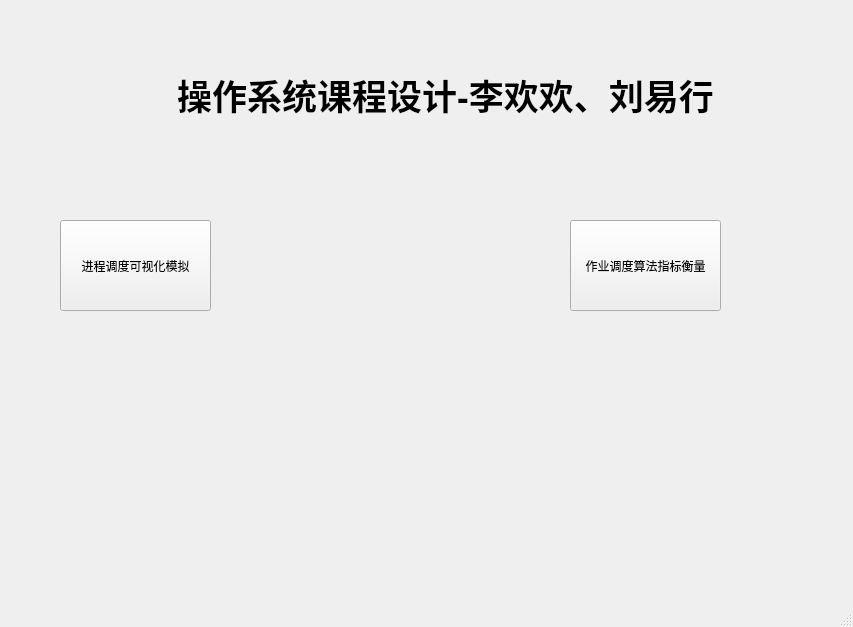
This is osdesign.ui in EASYGOING45/Kylin-CTenet-OS_Design as Qt 5 draws it before an edit. The edited form follows.
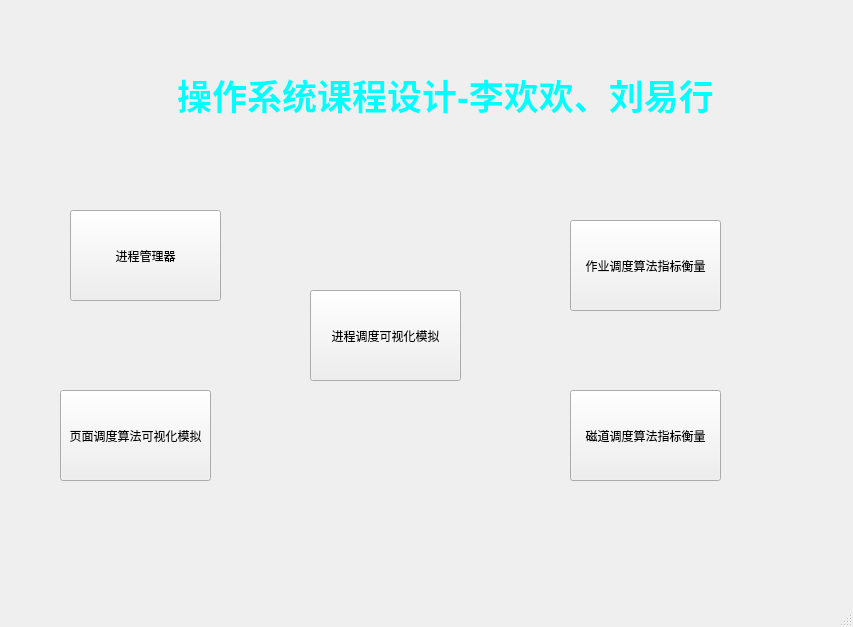
This is the edited form.

```diff
--- a/osdesign.ui
+++ b/osdesign.ui
@@ -24,14 +24,14 @@
      </rect>
     </property>
     <property name="text">
-     <string>&lt;html&gt;&lt;head/&gt;&lt;body&gt;&lt;p align=&quot;center&quot;&gt;&lt;span style=&quot; font-size:26pt; font-weight:600;&quot;&gt;操作系统课程设计-李欢欢、刘易行&lt;/span&gt;&lt;/p&gt;&lt;/body&gt;&lt;/html&gt;</string>
+     <string>&lt;html&gt;&lt;head/&gt;&lt;body&gt;&lt;p align=&quot;center&quot;&gt;&lt;span style=&quot; font-size:26pt; font-weight:600; color:#00ffff;&quot;&gt;操作系统课程设计-李欢欢、刘易行&lt;/span&gt;&lt;/p&gt;&lt;/body&gt;&lt;/html&gt;</string>
     </property>
    </widget>
    <widget class="QPushButton" name="ProcessScheduleBtn">
     <property name="geometry">
      <rect>
-      <x>60</x>
-      <y>220</y>
+      <x>310</x>
+      <y>290</y>
       <width>151</width>
       <height>91</height>
      </rect>
@@ -53,6 +53,45 @@
      <string>作业调度算法指标衡量</string>
     </property>
    </widget>
+   <widget class="QPushButton" name="PageReplacementBtn">
+    <property name="geometry">
+     <rect>
+      <x>60</x>
+      <y>390</y>
+      <width>151</width>
+      <height>91</height>
+     </rect>
+    </property>
+    <property name="text">
+     <string>页面调度算法可视化模拟</string>
+    </property>
+   </widget>
+   <widget class="QPushButton" name="DiskScheduleBtn">
+    <property name="geometry">
+     <rect>
+      <x>570</x>
+      <y>390</y>
+      <width>151</width>
+      <height>91</height>
+     </rect>
+    </property>
+    <property name="text">
+     <string>磁道调度算法指标衡量</string>
+    </property>
+   </widget>
+   <widget class="QPushButton" name="ProcessManagerBtn">
+    <property name="geometry">
+     <rect>
+      <x>70</x>
+      <y>210</y>
+      <width>151</width>
+      <height>91</height>
+     </rect>
+    </property>
+    <property name="text">
+     <string>进程管理器</string>
+    </property>
+   </widget>
   </widget>
   <widget class="QMenuBar" name="menubar">
    <property name="geometry">
```
